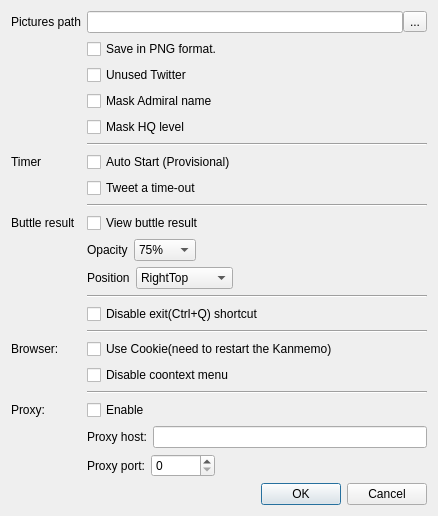
The window that settingsdialog.ui (ioriayane/KanmusuMemory) describes before a commit, drawn with Qt 5.
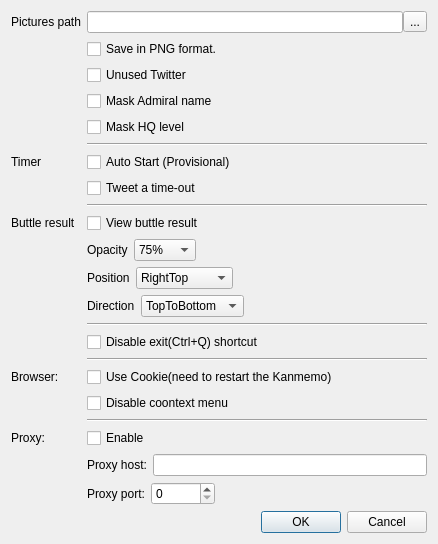
The same window after the commit. Icons and pictures are not drawn.

Commit message: update buttle result settings

What changed in the file:
```diff
--- a/settingsdialog.ui
+++ b/settingsdialog.ui
@@ -7,7 +7,7 @@
     <x>0</x>
     <y>0</y>
     <width>438</width>
-    <height>448</height>
+    <height>498</height>
    </rect>
   </property>
   <property name="windowTitle">
@@ -241,35 +241,35 @@
        </item>
       </layout>
      </item>
-     <item row="12" column="1">
-      <widget class="Line" name="line_3">
-       <property name="orientation">
-        <enum>Qt::Horizontal</enum>
-       </property>
-      </widget>
-     </item>
      <item row="13" column="1">
+      <widget class="Line" name="line_3">
+       <property name="orientation">
+        <enum>Qt::Horizontal</enum>
+       </property>
+      </widget>
+     </item>
+     <item row="14" column="1">
       <widget class="QCheckBox" name="disableExitShortcut">
        <property name="text">
         <string>Disable exit(Ctrl+Q) shortcut</string>
        </property>
       </widget>
      </item>
-     <item row="14" column="1">
+     <item row="15" column="1">
       <widget class="Line" name="line_4">
        <property name="orientation">
         <enum>Qt::Horizontal</enum>
        </property>
       </widget>
      </item>
-     <item row="15" column="0">
+     <item row="16" column="0">
       <widget class="QLabel" name="proxyHostLabel_3">
        <property name="text">
         <string>Browser:</string>
        </property>
       </widget>
      </item>
-     <item row="15" column="1">
+     <item row="16" column="1">
       <widget class="QCheckBox" name="useCookieCheckBox">
        <property name="text">
         <string>Use Cookie(need to restart the Kanmemo)</string>
@@ -279,35 +279,35 @@
        </property>
       </widget>
      </item>
-     <item row="16" column="1">
+     <item row="17" column="1">
       <widget class="QCheckBox" name="disableContextMenu">
        <property name="text">
         <string>Disable coontext menu</string>
        </property>
       </widget>
      </item>
-     <item row="17" column="1">
+     <item row="18" column="1">
       <widget class="Line" name="line">
        <property name="orientation">
         <enum>Qt::Horizontal</enum>
        </property>
       </widget>
      </item>
-     <item row="18" column="0">
+     <item row="19" column="0">
       <widget class="QLabel" name="proxyHostLabel_2">
        <property name="text">
         <string>Proxy:</string>
        </property>
       </widget>
      </item>
-     <item row="18" column="1">
+     <item row="19" column="1">
       <widget class="QCheckBox" name="proxyEnableCheckBox">
        <property name="text">
         <string>Enable</string>
        </property>
       </widget>
      </item>
-     <item row="19" column="1">
+     <item row="20" column="1">
       <layout class="QHBoxLayout" name="horizontalLayout_5">
        <item>
         <widget class="QLabel" name="proxyHostLabel">
@@ -321,7 +321,7 @@
        </item>
       </layout>
      </item>
-     <item row="20" column="1">
+     <item row="21" column="1">
       <layout class="QHBoxLayout" name="horizontalLayout_2">
        <item>
         <widget class="QLabel" name="proxyPortLabel">
@@ -369,6 +369,50 @@
        </property>
       </widget>
      </item>
+     <item row="12" column="1">
+      <layout class="QHBoxLayout" name="horizontalLayout_6">
+       <item>
+        <widget class="QLabel" name="label_6">
+         <property name="text">
+          <string>Direction</string>
+         </property>
+        </widget>
+       </item>
+       <item>
+        <widget class="QComboBox" name="buttleResultDirectionComboBox">
+         <property name="currentText">
+          <string>TopToBottom</string>
+         </property>
+         <property name="currentIndex">
+          <number>1</number>
+         </property>
+         <item>
+          <property name="text">
+           <string>LeftToRight</string>
+          </property>
+         </item>
+         <item>
+          <property name="text">
+           <string>TopToBottom</string>
+          </property>
+         </item>
+        </widget>
+       </item>
+       <item>
+        <spacer name="horizontalSpacer">
+         <property name="orientation">
+          <enum>Qt::Horizontal</enum>
+         </property>
+         <property name="sizeHint" stdset="0">
+          <size>
+           <width>40</width>
+           <height>20</height>
+          </size>
+         </property>
+        </spacer>
+       </item>
+      </layout>
+     </item>
     </layout>
    </item>
    <item>
```
The commit also changes 9 other files.
